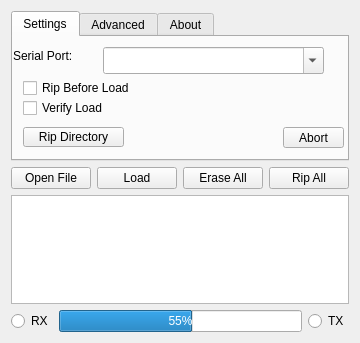
Before: the Qt Designer form src/freeemsLoader.ui in seank/freeems-loader, drawn with Qt 5.
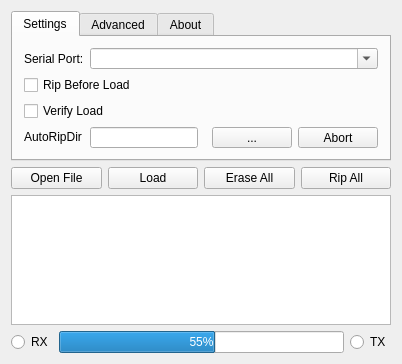
After: the same form once the commit is applied. Icons and pictures are not drawn.

Commit message: fixed about button positioning, eventhough it looked fine in the designer

```diff
--- a/src/freeemsLoader.ui
+++ b/src/freeemsLoader.ui
@@ -6,15 +6,94 @@
    <rect>
     <x>0</x>
     <y>0</y>
-    <width>359</width>
-    <height>343</height>
+    <width>402</width>
+    <height>364</height>
    </rect>
   </property>
   <property name="windowTitle">
    <string>FreeEMS-Loader</string>
   </property>
-  <layout class="QVBoxLayout" name="verticalLayout">
+  <layout class="QGridLayout" name="gridLayout_2">
+   <item row="1" column="0">
+    <layout class="QHBoxLayout" name="horizontalLayout">
    <item>
+      <widget class="QPushButton" name="pushOpenFile">
+       <property name="text">
+        <string>Open File</string>
+       </property>
+      </widget>
+     </item>
+     <item>
+      <widget class="QPushButton" name="pushLoad">
+       <property name="styleSheet">
+        <string notr="true">font: 10pt &quot;Bitstream Charter&quot;;</string>
+       </property>
+       <property name="text">
+        <string>Load</string>
+       </property>
+      </widget>
+     </item>
+     <item>
+      <widget class="QPushButton" name="pushErase">
+       <property name="styleSheet">
+        <string notr="true">font: 10pt &quot;Bitstream Charter&quot;;</string>
+       </property>
+       <property name="text">
+        <string>Erase All</string>
+       </property>
+      </widget>
+     </item>
+     <item>
+      <widget class="QPushButton" name="pushRip">
+       <property name="styleSheet">
+        <string notr="true">font: 10pt &quot;Bitstream Charter&quot;;</string>
+       </property>
+       <property name="text">
+        <string>Rip All</string>
+       </property>
+      </widget>
+     </item>
+    </layout>
+   </item>
+   <item row="3" column="0">
+    <layout class="QHBoxLayout" name="horizontalLayout_2">
+     <item>
+      <widget class="QRadioButton" name="radioRX">
+       <property name="text">
+        <string>RX</string>
+       </property>
+      </widget>
+     </item>
+     <item>
+      <widget class="QProgressBar" name="progressBar">
+       <property name="value">
+        <number>55</number>
+       </property>
+      </widget>
+     </item>
+     <item>
+      <widget class="QRadioButton" name="radioTX">
+       <property name="text">
+        <string>TX</string>
+       </property>
+      </widget>
+     </item>
+    </layout>
+   </item>
+   <item row="2" column="0">
+    <widget class="QTextEdit" name="textOutput">
+     <property name="minimumSize">
+      <size>
+       <width>0</width>
+       <height>100</height>
+      </size>
+     </property>
+     <property name="styleSheet">
+      <string notr="true">font: 8pt &quot;Bitstream Charter&quot;;</string>
+     </property>
+    </widget>
+   </item>
+   <item row="0" column="0">
     <widget class="QTabWidget" name="tabWidget">
      <property name="minimumSize">
       <size>
@@ -29,15 +108,9 @@
       <attribute name="title">
        <string>Settings</string>
       </attribute>
+      <layout class="QGridLayout" name="gridLayout">
+       <item row="0" column="0">
       <widget class="QLabel" name="label_2">
-       <property name="geometry">
-        <rect>
-         <x>0</x>
-         <y>10</y>
-         <width>71</width>
-         <height>17</height>
-        </rect>
-       </property>
        <property name="styleSheet">
         <string notr="true">font: 10pt &quot;Bitstream Charter&quot;;</string>
        </property>
@@ -45,28 +118,16 @@
         <string>Serial Port:</string>
        </property>
       </widget>
+       </item>
+       <item row="0" column="1" colspan="4">
       <widget class="QComboBox" name="comboDevice">
-       <property name="geometry">
-        <rect>
-         <x>90</x>
-         <y>10</y>
-         <width>221</width>
-         <height>27</height>
-        </rect>
-       </property>
        <property name="editable">
         <bool>true</bool>
        </property>
       </widget>
+       </item>
+       <item row="1" column="0" colspan="2">
       <widget class="QCheckBox" name="chkRip">
-       <property name="geometry">
-        <rect>
-         <x>10</x>
-         <y>40</y>
-         <width>131</width>
-         <height>22</height>
-        </rect>
-       </property>
        <property name="styleSheet">
         <string notr="true">font: 10pt &quot;Bitstream Charter&quot;;</string>
        </property>
@@ -74,31 +135,9 @@
         <string>Rip Before Load</string>
        </property>
       </widget>
-      <widget class="QCheckBox" name="chkVerify">
-       <property name="geometry">
-        <rect>
-         <x>10</x>
-         <y>60</y>
-         <width>101</width>
-         <height>22</height>
-        </rect>
-       </property>
-       <property name="styleSheet">
-        <string notr="true">font: 10pt &quot;Bitstream Charter&quot;;</string>
-       </property>
-       <property name="text">
-        <string>Verify Load</string>
-       </property>
-      </widget>
+       </item>
+       <item row="1" column="2" rowspan="2" colspan="3">
       <widget class="QLabel" name="label">
-       <property name="geometry">
-        <rect>
-         <x>140</x>
-         <y>40</y>
-         <width>171</width>
-         <height>51</height>
-        </rect>
-       </property>
        <property name="text">
         <string/>
        </property>
@@ -106,35 +145,64 @@
         <pixmap resource="resource-root.qrc">:/images/images/logos.png</pixmap>
        </property>
       </widget>
-      <widget class="QPushButton" name="pushRipDir">
-       <property name="geometry">
-        <rect>
-         <x>10</x>
-         <y>90</y>
-         <width>101</width>
-         <height>20</height>
-        </rect>
-       </property>
+       </item>
+       <item row="2" column="0" colspan="2">
+        <widget class="QCheckBox" name="chkVerify">
        <property name="styleSheet">
         <string notr="true">font: 10pt &quot;Bitstream Charter&quot;;</string>
        </property>
        <property name="text">
-        <string>Rip Directory</string>
-       </property>
-      </widget>
+          <string>Verify Load</string>
+         </property>
+        </widget>
+       </item>
+       <item row="4" column="0">
+        <widget class="QLabel" name="label_auto_rip">
+         <property name="sizePolicy">
+          <sizepolicy hsizetype="Fixed" vsizetype="Fixed">
+           <horstretch>0</horstretch>
+           <verstretch>0</verstretch>
+          </sizepolicy>
+         </property>
+         <property name="text">
+          <string>AutoRipDir</string>
+         </property>
+        </widget>
+       </item>
+       <item row="4" column="1" colspan="2">
+        <widget class="QLineEdit" name="lineEdit">
+         <property name="sizePolicy">
+          <sizepolicy hsizetype="Fixed" vsizetype="Fixed">
+           <horstretch>0</horstretch>
+           <verstretch>0</verstretch>
+          </sizepolicy>
+         </property>
+        </widget>
+       </item>
+       <item row="4" column="4">
       <widget class="QPushButton" name="pushAbort">
-       <property name="geometry">
-        <rect>
-         <x>270</x>
-         <y>90</y>
-         <width>61</width>
-         <height>21</height>
-        </rect>
-       </property>
        <property name="text">
         <string>Abort</string>
        </property>
       </widget>
+       </item>
+       <item row="4" column="3">
+        <widget class="QPushButton" name="pushRipDir">
+         <property name="sizePolicy">
+          <sizepolicy hsizetype="Minimum" vsizetype="Fixed">
+           <horstretch>0</horstretch>
+           <verstretch>0</verstretch>
+          </sizepolicy>
+         </property>
+         <property name="styleSheet">
+          <string notr="true">font: 10pt &quot;Bitstream Charter&quot;;</string>
+         </property>
+         <property name="text">
+          <string>...</string>
+         </property>
+        </widget>
+       </item>
+      </layout>
      </widget>
      <widget class="QWidget" name="tab_2">
       <attribute name="title">
@@ -340,88 +408,7 @@
      </widget>
     </widget>
    </item>
-   <item>
-    <layout class="QHBoxLayout" name="horizontalLayout">
-     <item>
-      <widget class="QPushButton" name="pushOpenFile">
-       <property name="text">
-        <string>Open File</string>
-       </property>
-      </widget>
-     </item>
-     <item>
-      <widget class="QPushButton" name="pushLoad">
-       <property name="styleSheet">
-        <string notr="true">font: 10pt &quot;Bitstream Charter&quot;;</string>
-       </property>
-       <property name="text">
-        <string>Load</string>
-       </property>
-      </widget>
-     </item>
-     <item>
-      <widget class="QPushButton" name="pushErase">
-       <property name="styleSheet">
-        <string notr="true">font: 10pt &quot;Bitstream Charter&quot;;</string>
-       </property>
-       <property name="text">
-        <string>Erase All</string>
-       </property>
-      </widget>
-     </item>
-     <item>
-      <widget class="QPushButton" name="pushRip">
-       <property name="styleSheet">
-        <string notr="true">font: 10pt &quot;Bitstream Charter&quot;;</string>
-       </property>
-       <property name="text">
-        <string>Rip All</string>
-       </property>
-      </widget>
-     </item>
-    </layout>
-   </item>
-   <item>
-    <widget class="QTextEdit" name="textOutput">
-     <property name="minimumSize">
-      <size>
-       <width>0</width>
-       <height>100</height>
-      </size>
-     </property>
-     <property name="styleSheet">
-      <string notr="true">font: 8pt &quot;Bitstream Charter&quot;;</string>
-     </property>
-    </widget>
-   </item>
-   <item>
-    <layout class="QHBoxLayout" name="horizontalLayout_2">
-     <item>
-      <widget class="QRadioButton" name="radioRX">
-       <property name="text">
-        <string>RX</string>
-       </property>
-      </widget>
-     </item>
-     <item>
-      <widget class="QProgressBar" name="progressBar">
-       <property name="value">
-        <number>55</number>
-       </property>
-      </widget>
-     </item>
-     <item>
-      <widget class="QRadioButton" name="radioTX">
-       <property name="text">
-        <string>TX</string>
-       </property>
-      </widget>
-     </item>
-    </layout>
-   </item>
-  </layout>
-  <zorder>textOutput</zorder>
-  <zorder>tabWidget</zorder>
+  </layout>
  </widget>
  <layoutdefault spacing="6" margin="11"/>
  <resources>
```
Left out of the diff: 6 changed lines with no effect on the pictures. Lines whose indentation alone changed are shown as unchanged.
